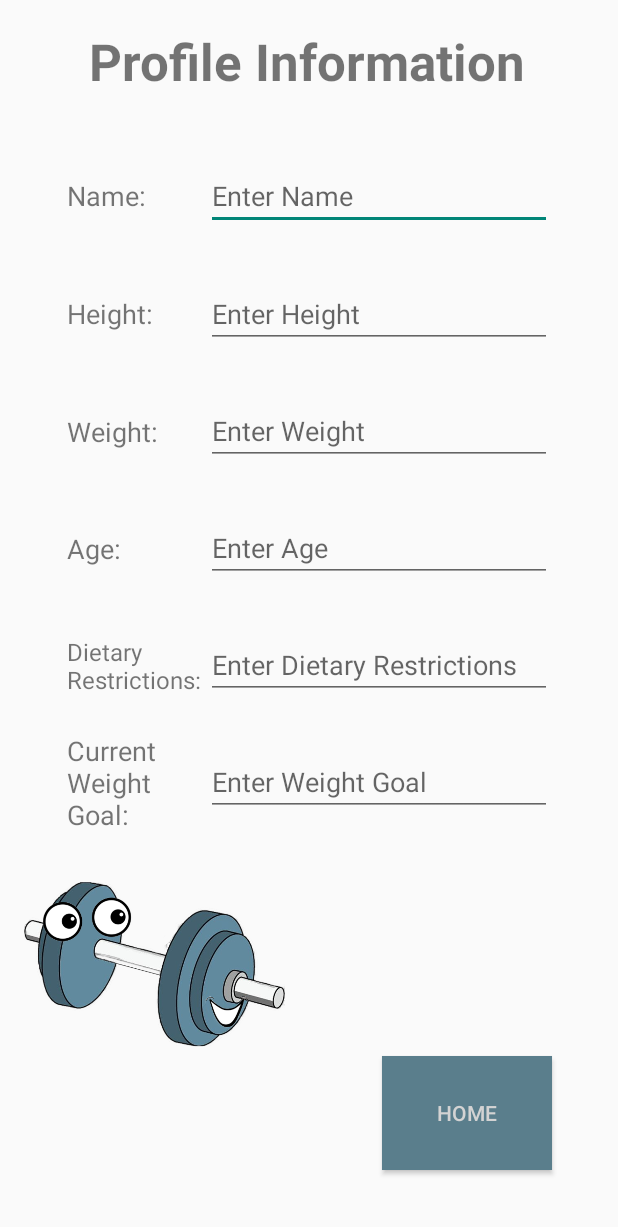
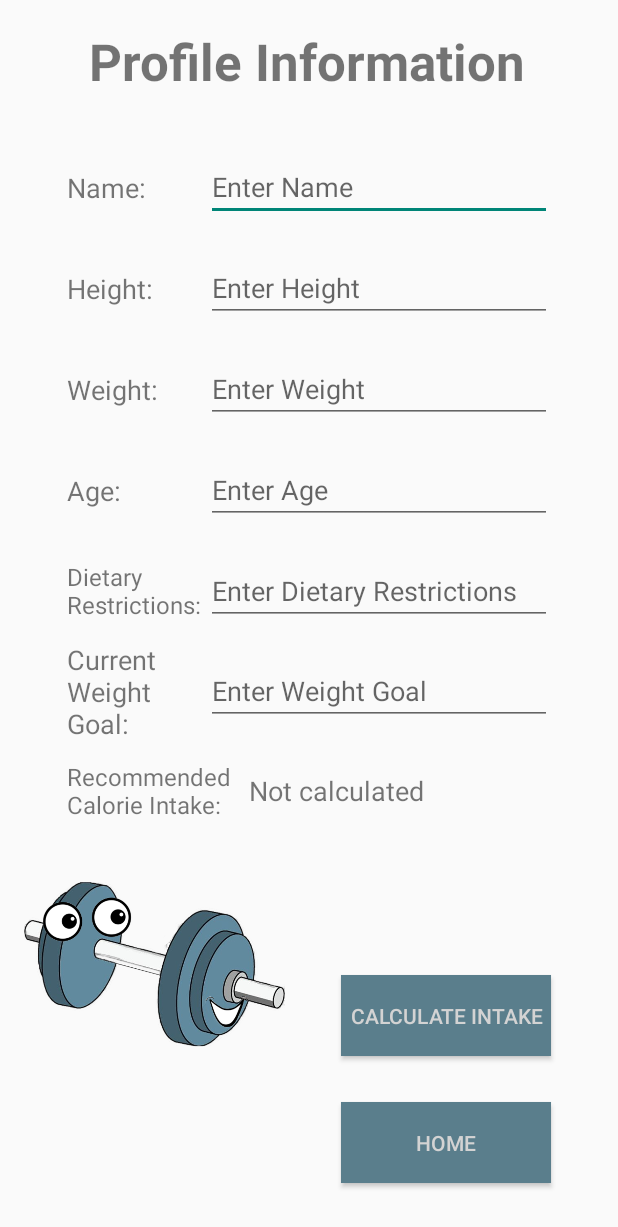
Before and after one commit to snohoho/cAIorie, an Android app: the ProfileActivity screen opened directly, with no data from a screen before it, on a phone screen of 412 x 824 dp. Shown: the top 1227 px of the screen. Run offline under Robolectric (Android 15) with nearby library versions, the phone set to English and light mode, and no system bars.

Commit message:
profile ui for cal intake

```diff
--- a/app/src/main/java/edu/floridapoly/mobiledeviceapps/fall23/caiorie/ProfileActivity.java
+++ b/app/src/main/java/edu/floridapoly/mobiledeviceapps/fall23/caiorie/ProfileActivity.java
@@ -13,6 +13,7 @@ import androidx.appcompat.app.AppCompatActivity;
 
 public class ProfileActivity extends AppCompatActivity {
     private Button homeButton;
+    private Button calcIntakeButton;
     SharedPreferences sp;
     String name;
     TextView nameView;
@@ -26,6 +27,8 @@ public class ProfileActivity extends AppCompatActivity {
     TextView restrictView;
     String weightGoal;
     TextView weightGoalView;
+    String calIntake;
+    TextView calIntakeView;
 
     @Override
     protected void onCreate(Bundle savedInstanceState) {
@@ -38,10 +41,14 @@ public class ProfileActivity extends AppCompatActivity {
         weightView = findViewById(R.id.weightPlaceholder);
         restrictView = findViewById(R.id.restrictionPlaceholder);
         weightGoalView = findViewById(R.id.goalPlaceholder);
+        calIntakeView = findViewById(R.id.calIntakePlaceholder);
 
         homeButton = findViewById(R.id.buttonHome);
+        calcIntakeButton = findViewById(R.id.buttonCalcIntake);
 
         sp = getSharedPreferences("userInputs", Context.MODE_PRIVATE);
+        SharedPreferences.Editor editor = sp.edit();
+
         if(sp.getInt("pressed",0) == 1) {
             nameView.setText(sp.getString("name",""));
             ageView.setText(sp.getString("age",""));
@@ -49,6 +56,7 @@ public class ProfileActivity extends AppCompatActivity {
             weightView.setText(sp.getString("weight",""));
             restrictView.setText(sp.getString("dietaryRestriction",""));
             weightGoalView.setText(sp.getString("weightGoal",""));
+            calIntakeView.setText(sp.getString("calIntake",""));
         }
 
         homeButton.setOnClickListener(new View.OnClickListener() {
@@ -60,12 +68,14 @@ public class ProfileActivity extends AppCompatActivity {
                 weight = weightView.getText().toString();
                 dietaryRestriction = restrictView.getText().toString();
                 weightGoal = weightGoalView.getText().toString();
+                calIntake = calIntakeView.getText().toString();
+
                 if (age.equals("") || height.equals("") || weight.equals(""))
                 {
                     Toast.makeText(getBaseContext(), "Please add age, height, and weight!", Toast.LENGTH_SHORT).show();
                     return;
                 }
-                SharedPreferences.Editor editor = sp.edit();
+
                 editor.putString("name",name);
                 editor.putString("age",age);
                 editor.putString("height",height);
@@ -80,5 +90,13 @@ public class ProfileActivity extends AppCompatActivity {
                 startActivity(intent);
             }
         });
+
+        calcIntakeButton.setOnClickListener(new View.OnClickListener() {
+            @Override
+            public void onClick(View v) {
+                editor.putString("calIntake",calIntake);
+                editor.apply();
+            }
+        });
     }
 }
--- a/app/src/main/res/layout/activity_profile.xml
+++ b/app/src/main/res/layout/activity_profile.xml
@@ -5,6 +5,20 @@
     android:layout_width="match_parent"
     android:layout_height="match_parent"
     tools:context=".ProfileActivity">
+
+    <Button
+        android:id="@+id/buttonCalcIntake"
+        android:layout_width="140dp"
+        android:layout_height="54dp"
+        android:background="#5a7e8c"
+        android:text="@string/calIntakeBtText"
+        android:textColor="@color/grey"
+        app:layout_constraintBottom_toBottomOf="parent"
+        app:layout_constraintEnd_toEndOf="parent"
+        app:layout_constraintHorizontal_bias="0.837"
+        app:layout_constraintStart_toStartOf="parent"
+        app:layout_constraintTop_toTopOf="parent"
+        app:layout_constraintVertical_bias="0.844" />
 
     <TextView
         android:id="@+id/accountInformationText"
@@ -34,17 +48,17 @@
 
     <Button
         android:id="@+id/buttonHome"
-        android:layout_width="113dp"
-        android:layout_height="76dp"
+        android:layout_width="140dp"
+        android:layout_height="54dp"
         android:background="#5a7e8c"
         android:text="@string/homeBtText"
         android:textColor="@color/grey"
         app:layout_constraintBottom_toBottomOf="parent"
         app:layout_constraintEnd_toEndOf="parent"
-        app:layout_constraintHorizontal_bias="0.852"
+        app:layout_constraintHorizontal_bias="0.837"
         app:layout_constraintStart_toStartOf="parent"
         app:layout_constraintTop_toTopOf="parent"
-        app:layout_constraintVertical_bias="0.941" />
+        app:layout_constraintVertical_bias="0.954" />
 
     <LinearLayout
         android:id="@+id/layoutContainer"
@@ -217,12 +231,42 @@
                 android:id="@+id/goalPlaceholder"
                 android:layout_width="match_parent"
                 android:layout_height="wrap_content"
+                android:layout_gravity="center_vertical"
                 android:layout_weight="0.4"
                 android:ems="10"
                 android:hint="@string/weightGoalIn"
-                android:inputType="text"
-                android:layout_gravity="center_vertical" />
+                android:inputType="text" />
 
+        </LinearLayout>
+
+        <LinearLayout
+            android:layout_width="match_parent"
+            android:layout_height="match_parent"
+            android:layout_weight="1"
+            android:orientation="horizontal">
+
+            <TextView
+                android:id="@+id/textViewCalIntakeText"
+                android:layout_width="match_parent"
+                android:layout_height="match_parent"
+                android:layout_weight="1"
+                android:gravity="center_vertical"
+                android:text="@string/recommendedIntakeText"
+                android:textSize="16sp" />
+
+            <Space
+                android:layout_width="wrap_content"
+                android:layout_height="wrap_content"
+                android:layout_weight="0.1" />
+
+            <TextView
+                android:id="@+id/calIntakePlaceholder"
+                android:layout_width="match_parent"
+                android:layout_height="match_parent"
+                android:layout_weight="0.5"
+                android:gravity="center_vertical"
+                android:text="@string/recommendedIntakeIn"
+                android:textSize="18sp" />
         </LinearLayout>
 
     </LinearLayout>
--- a/app/src/main/res/values/strings.xml
+++ b/app/src/main/res/values/strings.xml
@@ -66,6 +66,11 @@
     <string name="weightGoalIn">Enter Weight Goal</string>
     <string name="dietaryRestrictionText">Dietary Restrictions:</string>
     <string name="dietaryRestrictionIn">Enter Dietary Restrictions</string>
+
+    <string name="recommendedIntakeText">Recommended Calorie Intake:</string>
+    <string name="recommendedIntakeIn">Not calculated</string>
     <string name="homeBtText">Home</string>
+    <string name="calIntakeBtText">Calculate Intake</string>
+
 
 </resources>
```
